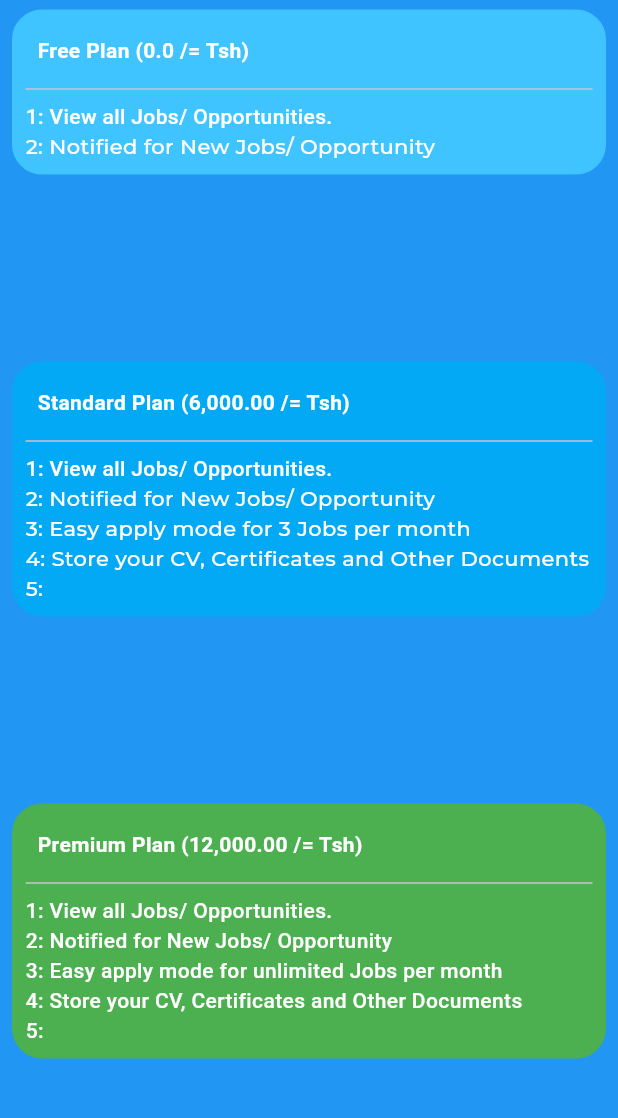
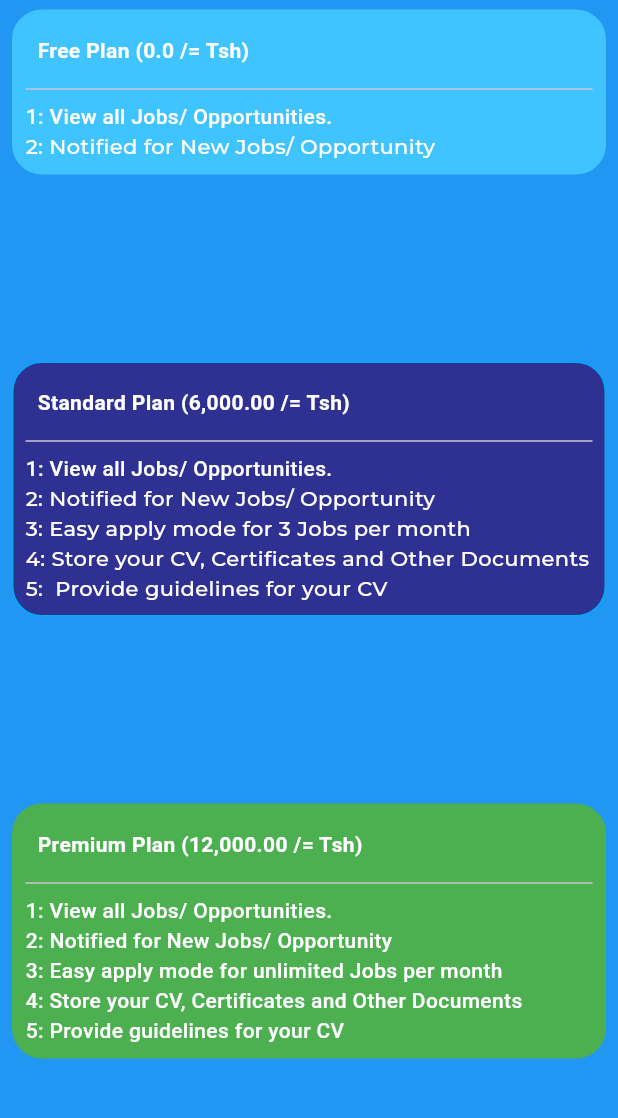
Before and after one commit to zuberypima/nipedealweb, a Flutter app: the screen it shows after launch, scrolled down 1704 dp, on a phone screen of 412 x 824 dp, the part 84-1202 px from its top. Run offline on Flutter 3.47's test engine with Material 3 defaults, Android fonts, the phone set to English and light mode, and no system bars; our stand-ins replace firebase_core, google_fonts, readmore; accounts and stored records are empty.

Commit message:
update for registration done

```diff
--- a/lib/constants/key_words.dart
+++ b/lib/constants/key_words.dart
@@ -1,4 +1,4 @@
-String cv_writing_guidlines = '';
+String cv_writing_guidlines = 'Provide guidelines for your CV';
 
 // Regisration senteces
 String sentes_1_reg = 'Karibu Kujiunga na NipeDeal';
--- a/lib/pages/payment_detals.dart
+++ b/lib/pages/payment_detals.dart
@@ -76,7 +76,8 @@ Widget standardPlan(context) {
     child: Container(
       // height: mediaWidth(context) / 2.2,
       decoration: BoxDecoration(
-          color: Colors.lightBlue,
+          color: Color.fromRGBO(46, 49, 146, 1),
+          // Colors.lightBlue,
           border: Border.all(
             color: Colors.lightBlue,
           ),
```
